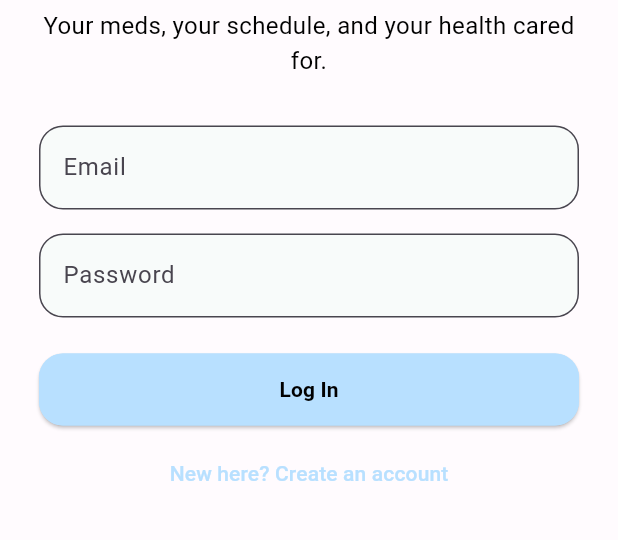
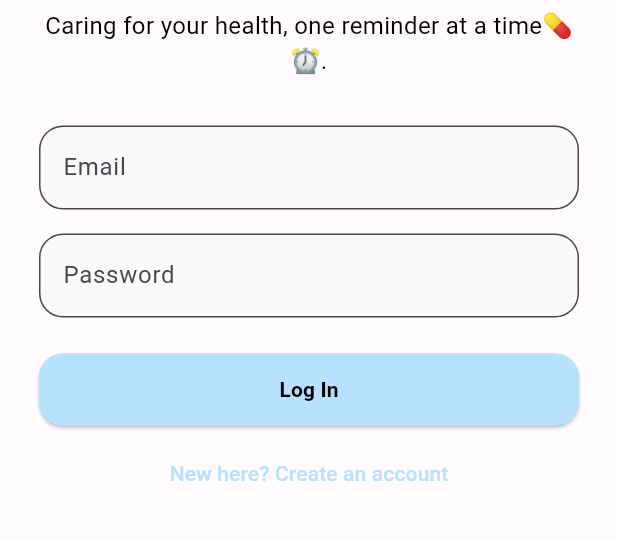
Before and after one commit to jalebijoseph/Remind-Me-ds-, a Flutter app: the screen it shows after launch, on a phone screen of 412 x 824 dp, the part 149-689 px from its top. Run offline on Flutter 3.47's test engine with Material 3 defaults, Android fonts, the phone set to English and light mode, and no system bars; our stand-ins replace flutter_local_notifications, supabase_flutter, timezone; accounts and stored records are empty.

Commit message:
update the slogan

```diff
--- a/lib/screens/login_screen.dart
+++ b/lib/screens/login_screen.dart
@@ -56,7 +56,7 @@ class _LoginScreenState extends State<LoginScreen> {
                 Text("Remind Me(ds)", style: textTheme.titleLarge),
                 const SizedBox(height: 6),
                 const Text(
-                  "Your meds, your schedule, and your health cared for.",
+                  "Caring for your health, one reminder at a time💊⏰.",
                   textAlign: TextAlign.center,
                 ),
                 const SizedBox(height: 32),
```
